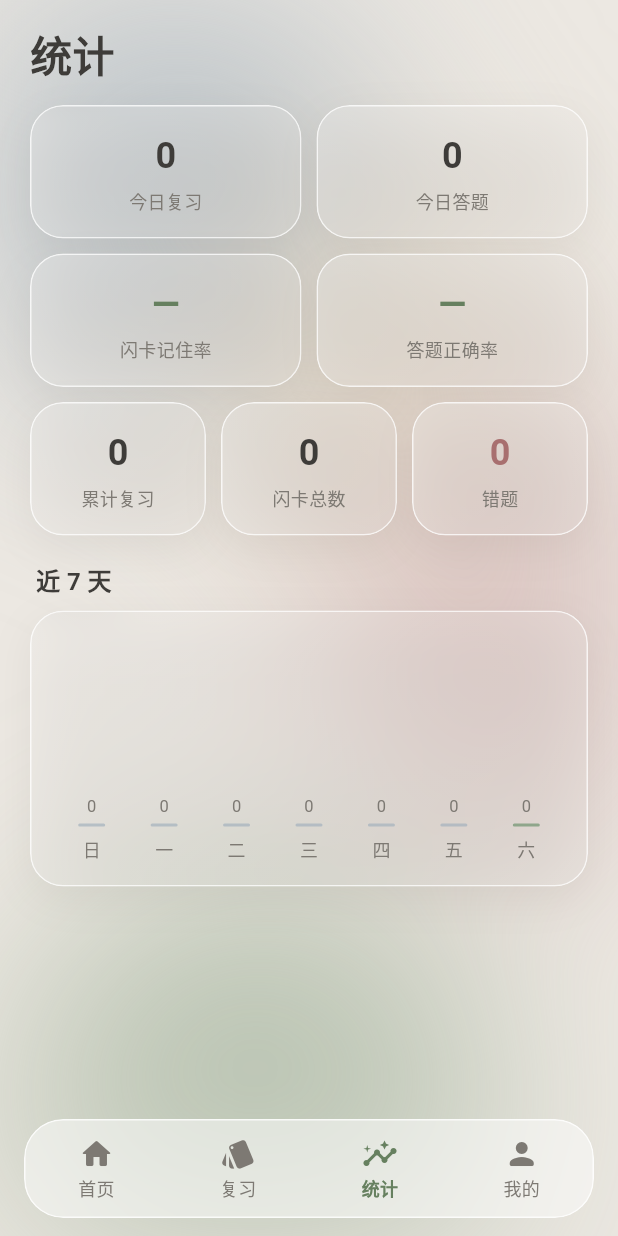
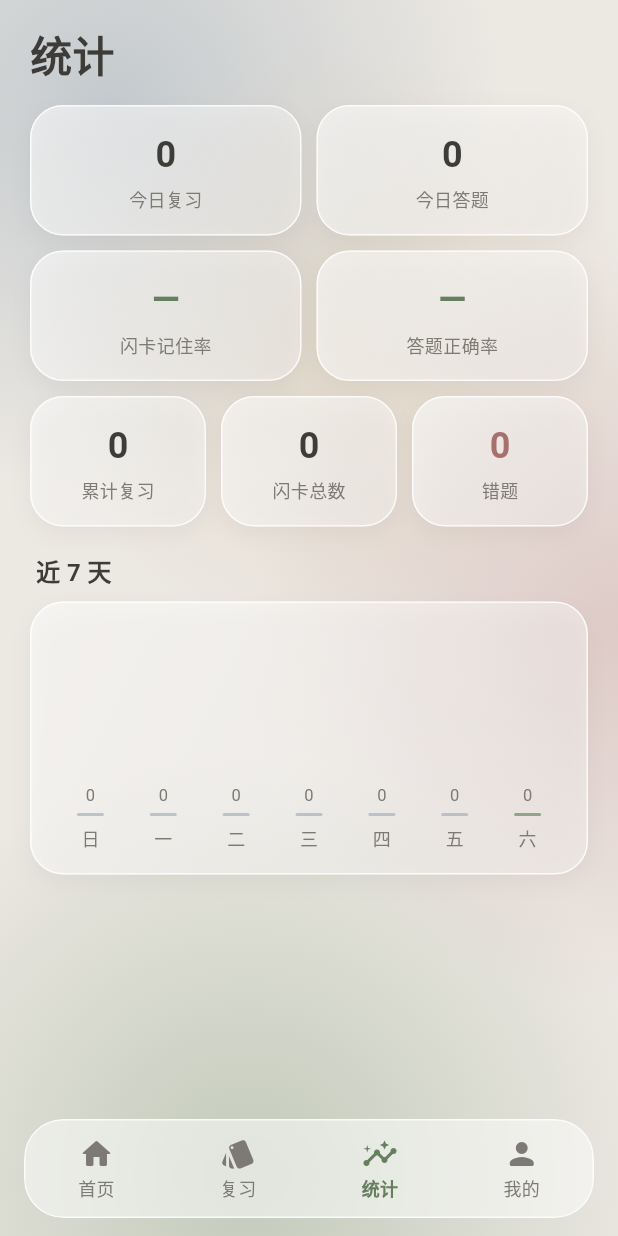
Before and after one commit to HenryHam88/ai-flashcards, a Flutter app: the screen it shows after launch, after a tap on the "notifications none" icon, on a phone screen of 412 x 824 dp. Run offline on Flutter 3.47's test engine with Material 3 defaults, Android fonts, the phone set to English and light mode, and no system bars; our stand-ins replace file_picker, flutter_secure_storage, material_ui, shared_preferences, sqflite; missing offline and left inert: flutter_math_fork, syncfusion_flutter_pdf; accounts and stored records are empty.

Commit message:
v1.1.1: scroll performance (fake glass, cached background, repaint boundaries, lazy wrong list)

```diff
--- a/lib/main.dart
+++ b/lib/main.dart
@@ -89,7 +89,7 @@ class _HomeShellState extends State<HomeShell> {
           child: ClipRRect(
             borderRadius: BorderRadius.circular(26),
             child: BackdropFilter(
-              filter: ImageFilter.blur(sigmaX: 20, sigmaY: 20),
+              filter: ImageFilter.blur(sigmaX: 12, sigmaY: 12),
               child: Container(
                 height: 66,
                 decoration: BoxDecoration(
--- a/lib/theme/glass.dart
+++ b/lib/theme/glass.dart
@@ -1,4 +1,3 @@
-import 'dart:ui';
 
 import 'package:flutter_math_fork/flutter_math.dart';
 import 'package:material_ui/material_ui.dart';
@@ -47,35 +46,54 @@ ThemeData buildTheme({String? fontFamily}) {
   );
 }
 
-/// 背景：燕麦底 + 几团大的模糊莫兰迪色块，让毛玻璃有东西可「透」。
+/// 背景：燕麦底 + 几团大的柔和莫兰迪色块。
+/// 性能：色块用径向渐变画出「模糊」效果，不做实时高斯模糊；并用 RepaintBoundary 缓存成一层，
+/// 滚动时只合成、不重绘。
 class BlobBackground extends StatelessWidget {
   final Widget child;
   const BlobBackground({super.key, required this.child});
   @override
   Widget build(BuildContext context) {
-    Widget blob(Color c, double size) =>
-        Container(width: size, height: size, decoration: BoxDecoration(color: c, shape: BoxShape.circle));
-    return Container(
-      color: M.bg,
-      child: Stack(children: [
-        Positioned.fill(
-          child: ImageFiltered(
-            imageFilter: ImageFilter.blur(sigmaX: 70, sigmaY: 70),
-            child: Stack(children: [
-              Positioned(top: -60, left: -80, child: blob(M.greyBlue.withValues(alpha: 0.7), 320)),
-              Positioned(top: 260, right: -110, child: blob(M.rose.withValues(alpha: 0.5), 300)),
-              Positioned(bottom: -80, left: 10, child: blob(M.sage.withValues(alpha: 0.55), 320)),
-              Positioned(top: 120, left: 120, child: blob(M.oat.withValues(alpha: 0.6), 220)),
-            ]),
-          ),
-        ),
+    return Stack(children: [
+      const Positioned.fill(child: RepaintBoundary(child: CustomPaint(painter: _BlobPainter(), isComplex: true))),
       Positioned.fill(child: child),
-      ]),
-    );
+    ]);
   }
 }
 
-/// 毛玻璃面板：半透明白 + 背景模糊 + 细白描边 + 柔和阴影。
+class _BlobPainter extends CustomPainter {
+  const _BlobPainter();
+  @override
+  void paint(Canvas canvas, Size size) {
+    canvas.drawRect(Offset.zero & size, Paint()..color = M.bg);
+    void blob(Offset c, double r, Color color) {
+      final rect = Rect.fromCircle(center: c, radius: r);
+      canvas.drawRect(
+          rect,
+          Paint()
+            ..shader = RadialGradient(colors: [
+              color,
+              color.withValues(alpha: color.a * 0.55),
+              color.withValues(alpha: 0),
+            ], stops: const [0, 0.45, 1])
+                .createShader(rect));
+    }
+
+    final w = size.width;
+    blob(Offset(w * 0.18, 70), 260, M.greyBlue.withValues(alpha: 0.55));
+    blob(Offset(w * 1.0, 420), 250, M.rose.withValues(alpha: 0.38));
+    blob(Offset(w * 0.4, size.height - 40), 280, M.sage.withValues(alpha: 0.45));
+    blob(Offset(w * 0.55, 230), 200, M.oat.withValues(alpha: 0.5));
+  }
+
+  @override
+  bool shouldRepaint(covariant CustomPainter oldDelegate) => false;
+}
+
+/// 玻璃面板：半透明白 + 斜向渐变高光 + 细白描边 + 柔和阴影。
+/// 性能：背景本身已是柔和色块，所以默认不做实时 BackdropFilter 模糊（「仿玻璃」），
+/// 滚动时零模糊开销；并包一层 RepaintBoundary，列表滚动时卡片只平移不重绘。
+/// 少数固定不动的元素（底部导航、底部面板）才使用真实模糊。
 class Glass extends StatelessWidget {
   final Widget child;
   final EdgeInsetsGeometry padding;
@@ -95,37 +113,29 @@ class Glass extends StatelessWidget {
   @override
   Widget build(BuildContext context) {
     final r = BorderRadius.circular(radius);
-    return Container(
-      decoration: BoxDecoration(borderRadius: r, boxShadow: [
-        BoxShadow(color: const Color(0xFF6B6259).withValues(alpha: 0.10), blurRadius: 24, offset: const Offset(0, 8)),
-      ]),
-      child: ClipRRect(
+    final base = tint ?? Colors.white;
+    final hi = tint == null ? opacity + 0.16 : 0.66;
+    final lo = tint == null ? opacity - 0.06 : 0.48;
+    return RepaintBoundary(
+      child: DecoratedBox(
+        decoration: BoxDecoration(
           borderRadius: r,
-        child: BackdropFilter(
-          filter: ImageFilter.blur(sigmaX: 18, sigmaY: 18),
+          gradient: LinearGradient(
+            begin: Alignment.topLeft,
+            end: Alignment.bottomRight,
+            colors: [base.withValues(alpha: hi), base.withValues(alpha: lo)],
+          ),
+          border: Border.all(color: Colors.white.withValues(alpha: 0.8), width: 1),
+          boxShadow: [
+            BoxShadow(color: const Color(0xFF6B6259).withValues(alpha: 0.08), blurRadius: 12, offset: const Offset(0, 5)),
+          ],
+        ),
         child: Material(
-            color: Colors.transparent,
+          type: MaterialType.transparency,
           child: InkWell(
             onTap: onTap,
             borderRadius: r,
-              child: Container(
-                padding: padding,
-                decoration: BoxDecoration(
-                  borderRadius: r,
-                  color: (tint ?? Colors.white).withValues(alpha: tint == null ? opacity : 0.55),
-                  border: Border.all(color: Colors.white.withValues(alpha: 0.75), width: 1),
-                  gradient: LinearGradient(
-                    begin: Alignment.topLeft,
-                    end: Alignment.bottomRight,
-                    colors: [
-                      (tint ?? Colors.white).withValues(alpha: tint == null ? opacity + 0.12 : 0.62),
-                      (tint ?? Colors.white).withValues(alpha: tint == null ? opacity - 0.1 : 0.45),
-                    ],
-                  ),
-                ),
-                child: child,
-              ),
-            ),
+            child: Padding(padding: padding, child: child),
           ),
         ),
       ),
@@ -171,11 +181,11 @@ Future<T?> showGlassSheet<T>(BuildContext context, Widget Function(BuildContext,
       expand: false,
       builder: (ctx, sc) => ClipRRect(
         borderRadius: const BorderRadius.vertical(top: Radius.circular(28)),
-        child: BackdropFilter(
-          filter: ImageFilter.blur(sigmaX: 24, sigmaY: 24),
+        // 性能：面板里内容可滚动，实时模糊每帧都要重算，这里改用接近不透明的燕麦白
+        child: RepaintBoundary(
           child: Container(
             decoration: BoxDecoration(
-              color: const Color(0xFFF4F1EC).withValues(alpha: 0.82),
+              color: const Color(0xFFF4F1EC).withValues(alpha: 0.95),
               border: Border(top: BorderSide(color: Colors.white.withValues(alpha: 0.9))),
             ),
             child: Column(children: [
@@ -244,12 +254,16 @@ class MathText extends StatelessWidget {
       }
     }
     flush();
-    if (blocks.length == 1) return blocks.first;
-    return Column(
+    if (segs.every((e) => !e.isMath)) {
+      return blocks.isEmpty ? const SizedBox() : blocks.first;
+    }
+    // 公式排版较重：单独成层，滚动时不重绘
+    if (blocks.length == 1) return RepaintBoundary(child: blocks.first);
+    return RepaintBoundary(child: Column(
       crossAxisAlignment: textAlign == TextAlign.center ? CrossAxisAlignment.center : CrossAxisAlignment.start,
       mainAxisSize: MainAxisSize.min,
       children: blocks,
-    );
+    ));
   }
 }
 
--- a/pubspec.yaml
+++ b/pubspec.yaml
@@ -16,7 +16,7 @@ publish_to: 'none' # Remove this line if you wish to publish to pub.dev
 # https://developer.apple.com/library/archive/documentation/General/Reference/InfoPlistKeyReference/Articles/CoreFoundationKeys.html
 # In Windows, build-name is used as the major, minor, and patch parts
 # of the product and file versions while build-number is used as the build suffix.
-version: 1.1.0+2
+version: 1.1.1+3
 
 environment:
   sdk: ^3.14.0
```
Also changed, not shown: lib/ui/wrong_book_page.dart (+73 -25 lines), 10 other files. Lines whose indentation alone changed are shown as unchanged.
